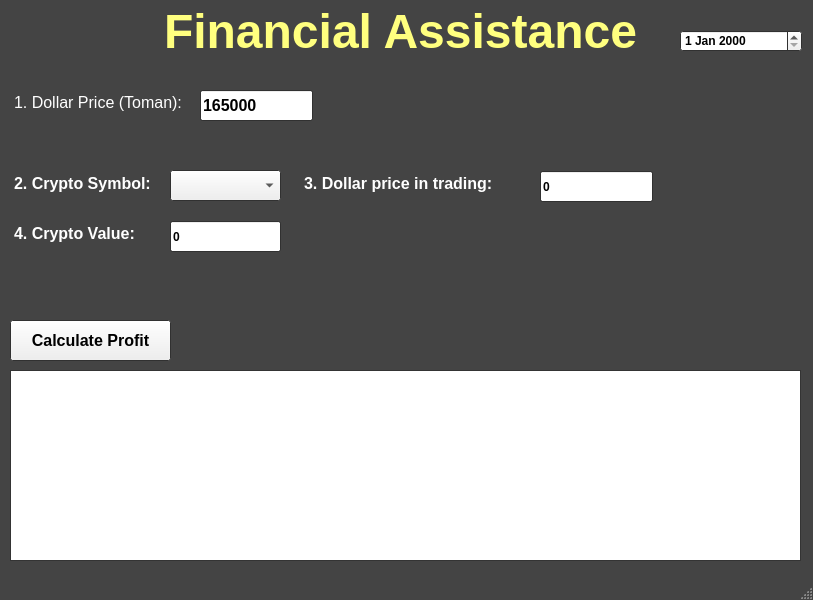
This is V2/mainwindow.ui in autonexit/Crypto_Portfolio_Tracker as Qt 5 draws it before an edit. The edited form follows.
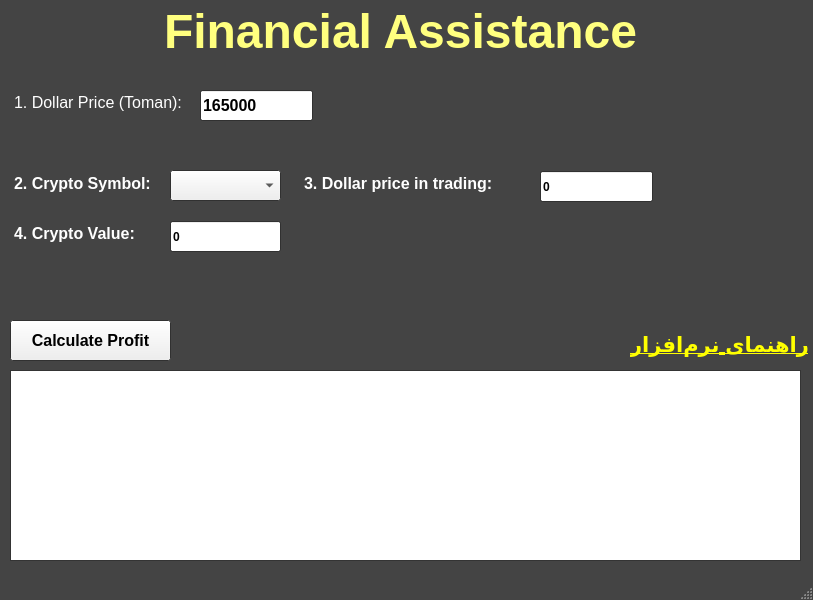
This is the edited form.

The edit to the form file:
```diff
--- a/V2/mainwindow.ui
+++ b/V2/mainwindow.ui
@@ -489,16 +489,6 @@
 &lt;p style=&quot; margin-top:0px; margin-bottom:0px; margin-left:0px; margin-right:0px; -qt-block-indent:0; text-indent:0px;&quot;&gt;&lt;span style=&quot; font-size:12pt; color:#ffffff;&quot;&gt;3. Dollar price in trading:&lt;/span&gt;&lt;/p&gt;&lt;/body&gt;&lt;/html&gt;</string>
     </property>
    </widget>
-   <widget class="QDateEdit" name="dateEdit">
-    <property name="geometry">
-     <rect>
-      <x>680</x>
-      <y>30</y>
-      <width>122</width>
-      <height>22</height>
-     </rect>
-    </property>
-   </widget>
    <widget class="QComboBox" name="symbolEn">
     <property name="geometry">
      <rect>
@@ -527,6 +517,22 @@
      </property>
     </item>
    </widget>
+   <widget class="QLabel" name="label">
+    <property name="geometry">
+     <rect>
+      <x>630</x>
+      <y>329</y>
+      <width>181</width>
+      <height>31</height>
+     </rect>
+    </property>
+    <property name="text">
+     <string>&lt;html&gt;&lt;head/&gt;&lt;body&gt;&lt;p&gt;&lt;a href=&quot;https://github.com/autonexit/Crypto_Portfolio_Tracker/blob/main/README.md&quot;&gt;&lt;span style=&quot; font-size:16pt; text-decoration: underline; color:#ffff00;&quot;&gt;راهنمای نرم‌افزار&lt;/span&gt;&lt;/a&gt;&lt;/p&gt;&lt;/body&gt;&lt;/html&gt;</string>
+    </property>
+    <property name="openExternalLinks">
+     <bool>true</bool>
+    </property>
+   </widget>
   </widget>
   <widget class="QMenuBar" name="menubar">
    <property name="geometry">
```
